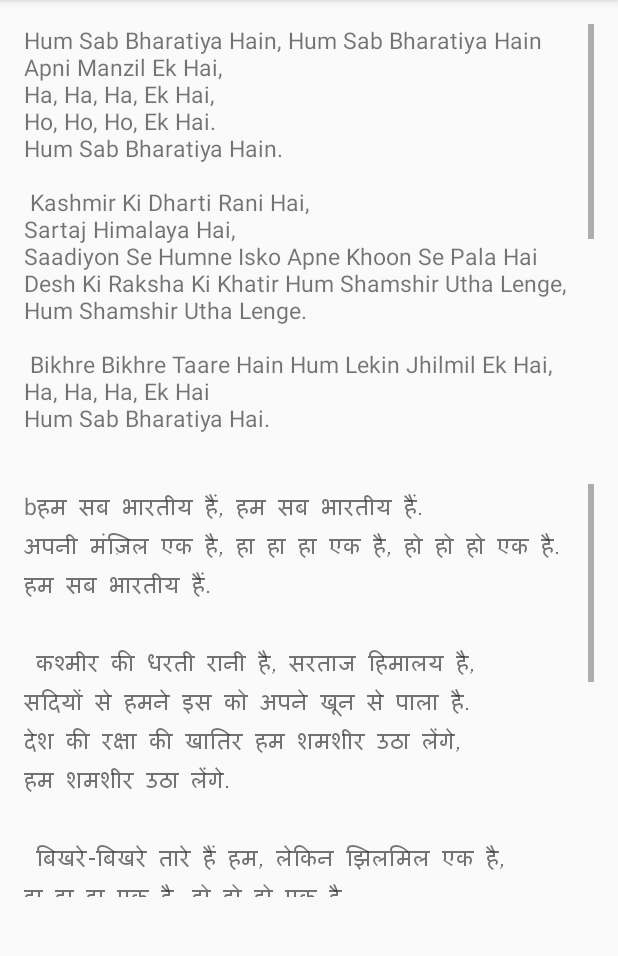
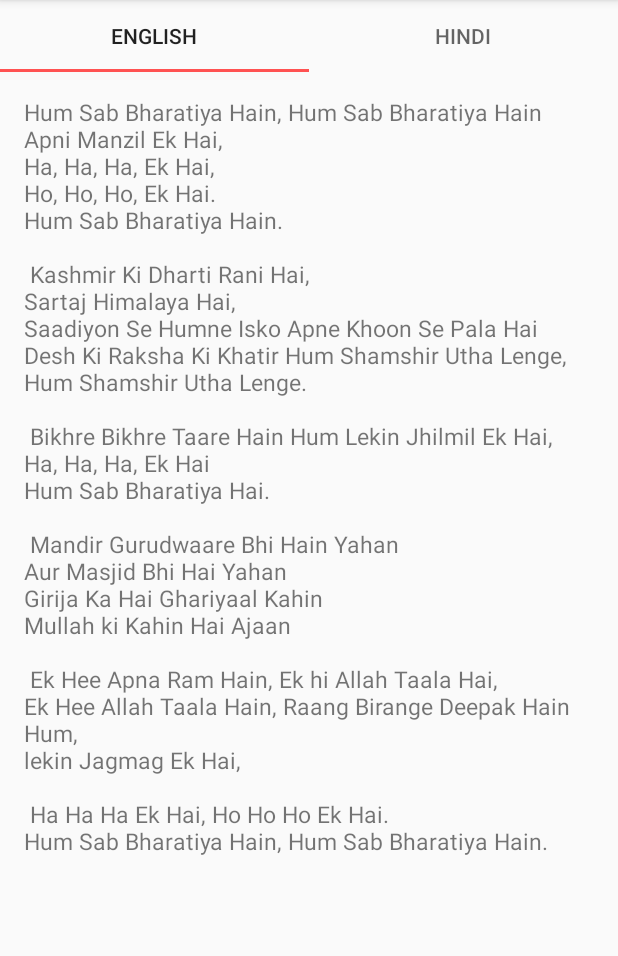
Before and after one commit to Gamingdronzz/JKNCCDirectorate, an Android app: the fragment SongFragment shown on its own in the app's theme, on a phone screen of 412 x 824 dp, the part 84-1040 px from its top. Run offline under Robolectric (Android 15) with nearby library versions, the phone set to English and light mode, and no system bars; 2 statements that could not run were skipped.

Commit message:
Song fragment tabbed

```diff
--- a/app/src/main/java/com/jknccdirectorate/Fragment/SongFragment.java
+++ b/app/src/main/java/com/jknccdirectorate/Fragment/SongFragment.java
@@ -1,22 +1,25 @@
 package com.jknccdirectorate.Fragment;
 
 
-import android.graphics.Typeface;
 import android.os.Bundle;
+import android.support.design.widget.TabLayout;
 import android.support.v4.app.Fragment;
-import android.text.method.ScrollingMovementMethod;
+import android.support.v4.view.ViewPager;
 import android.view.LayoutInflater;
 import android.view.View;
 import android.view.ViewGroup;
-import android.widget.TextView;
 
 import com.jknccdirectorate.Activity.MainActivity;
 import com.jknccdirectorate.R;
+import com.jknccdirectorate.Tabs.Pager;
 
 /**
  * A simple {@link Fragment} subclass.
  */
-public class SongFragment extends Fragment {
+public class SongFragment extends Fragment implements TabLayout.OnTabSelectedListener {
+
+    private TabLayout tabLayout;
+    private ViewPager viewPager;
 
 
     public SongFragment() {
@@ -28,13 +31,28 @@ public class SongFragment extends Fragment {
     public View onCreateView(LayoutInflater inflater, ViewGroup container,
                              Bundle savedInstanceState) {
         View view = inflater.inflate(R.layout.fragment_song, container, false);
-        TextView hindi = (TextView) view.findViewById(R.id.hindiSong);
-        TextView english = (TextView) view.findViewById(R.id.englishSong);
-        Typeface fontHindi = Typeface.createFromAsset(getContext().getAssets(), "MANGAL.TTF");
-        hindi.setTypeface(fontHindi);
-        hindi.setMovementMethod(new ScrollingMovementMethod());
-        english.setMovementMethod(new ScrollingMovementMethod());
+        tabLayout = (TabLayout) view.findViewById(R.id.tabLayout);
+        viewPager = (ViewPager) view.findViewById(R.id.viewPagerLayout);
+        setUpTabLayout();
         return view;
+    }
+
+    private void setUpTabLayout() {
+
+        tabLayout.addOnTabSelectedListener(this);
+        tabLayout.addTab(tabLayout.newTab());
+        tabLayout.addTab(tabLayout.newTab());
+        tabLayout.setTabGravity(TabLayout.GRAVITY_FILL);
+        tabLayout.getTabAt(0).setText("English");
+        tabLayout.getTabAt(1).setText("Hindi");
+
+        Pager adapter = new Pager(getActivity().getSupportFragmentManager(), tabLayout.getTabCount());
+        viewPager.setAdapter(adapter);
+        viewPager.addOnPageChangeListener(new TabLayout.TabLayoutOnPageChangeListener(tabLayout));
+        viewPager.setOffscreenPageLimit(2);
+        viewPager.getAdapter().notifyDataSetChanged();
+
+
     }
 
     public void onResume() {
@@ -47,4 +65,20 @@ public class SongFragment extends Fragment {
         super.onStop();
         ((MainActivity) getActivity()).setActionBarTitle(getResources().getString(R.string.app_name));
     }
+
+    @Override
+    public void onTabSelected(TabLayout.Tab tab) {
+        int position = tab.getPosition();
+        viewPager.setCurrentItem(position);
+    }
+
+    @Override
+    public void onTabUnselected(TabLayout.Tab tab) {
+
+    }
+
+    @Override
+    public void onTabReselected(TabLayout.Tab tab) {
+
+    }
 }
--- /dev/null
+++ b/app/src/main/java/com/jknccdirectorate/Tabs/Pager.java
@@ -0,0 +1,41 @@
+package com.jknccdirectorate.Tabs;
+
+import android.support.v4.app.Fragment;
+import android.support.v4.app.FragmentManager;
+import android.support.v4.app.FragmentStatePagerAdapter;
+
+/**
+ * Created by hp on 14-09-2017.
+ */
+
+public class Pager extends FragmentStatePagerAdapter {
+    int tabCount;
+    TabEnglish tab1;
+    TabHindi tab2;
+
+    public Pager(FragmentManager fm, int tabCount) {
+        super(fm);
+        this.tabCount = tabCount;
+        tab1 = new TabEnglish();
+        tab2 = new TabHindi();
+    }
+
+    @Override
+    public Fragment getItem(int position) {
+        //Returning the current tabs
+        switch (position) {
+            case 0:
+                return tab1;
+            case 1:
+                return tab2;
+            default:
+                return null;
+        }
+    }
+
+    @Override
+    public int getCount() {
+        return tabCount;
+    }
+
+}
--- /dev/null
+++ b/app/src/main/java/com/jknccdirectorate/Tabs/TabEnglish.java
@@ -0,0 +1,26 @@
+package com.jknccdirectorate.Tabs;
+
+import android.os.Bundle;
+import android.support.annotation.Nullable;
+import android.support.v4.app.Fragment;
+import android.view.LayoutInflater;
+import android.view.View;
+import android.view.ViewGroup;
+
+import com.jknccdirectorate.R;
+
+/**
+ * Created by hp on 14-09-2017.
+ */
+
+public class TabEnglish extends Fragment {
+    public TabEnglish() {
+    }
+
+    @Nullable
+    @Override
+    public View onCreateView(LayoutInflater inflater, @Nullable ViewGroup container, @Nullable Bundle savedInstanceState) {
+        View view = inflater.inflate(R.layout.tab_english, container, false);
+        return view;
+    }
+}
--- /dev/null
+++ b/app/src/main/java/com/jknccdirectorate/Tabs/TabHindi.java
@@ -0,0 +1,31 @@
+package com.jknccdirectorate.Tabs;
+
+import android.graphics.Typeface;
+import android.os.Bundle;
+import android.support.annotation.Nullable;
+import android.support.v4.app.Fragment;
+import android.view.LayoutInflater;
+import android.view.View;
+import android.view.ViewGroup;
+import android.widget.TextView;
+
+import com.jknccdirectorate.R;
+
+/**
+ * Created by hp on 14-09-2017.
+ */
+
+public class TabHindi extends Fragment {
+    public TabHindi() {
+    }
+
+    @Nullable
+    @Override
+    public View onCreateView(LayoutInflater inflater, @Nullable ViewGroup container, @Nullable Bundle savedInstanceState) {
+        View view = inflater.inflate(R.layout.tab_hindi, container, false);
+        TextView hindi = (TextView) view.findViewById(R.id.hindiSong);
+        Typeface fontHindi = Typeface.createFromAsset(getContext().getAssets(), "MANGAL.TTF");
+        hindi.setTypeface(fontHindi);
+        return view;
+    }
+}
--- a/app/src/main/res/layout/fragment_song.xml
+++ b/app/src/main/res/layout/fragment_song.xml
@@ -1,4 +1,5 @@
 <LinearLayout xmlns:android="http://schemas.android.com/apk/res/android"
+    xmlns:app="http://schemas.android.com/apk/res-auto"
     xmlns:tools="http://schemas.android.com/tools"
     android:layout_width="match_parent"
     android:layout_height="match_parent"
@@ -6,42 +7,19 @@
     android:weightSum="10"
     tools:context="com.jknccdirectorate.Fragment.SongFragment">
 
-    <!-- TODO: Update blank fragment layout -->
-    <!--<TextView
+    <android.support.design.widget.TabLayout
+        android:id="@+id/tabLayout"
         android:layout_width="match_parent"
-        android:layout_height="0dp"
-        android:layout_weight="1"
-        android:paddingTop="@dimen/activity_vertical_margin"
-        android:text="ENGLISH SONG"
-        android:textAlignment="center" />
--->
-    <TextView
-        android:id="@+id/englishSong"
-        android:layout_width="match_parent"
-        android:layout_height="0dp"
-        android:layout_weight="4"
-        android:padding="@dimen/activity_vertical_margin"
-        android:scrollbars="vertical"
-        android:text="@string/song_content_english"
-        android:textSize="@dimen/text_15" />
-
-    <!-- <TextView
-         android:layout_width="match_parent"
-         android:layout_height="0dp"
-         android:layout_weight="1"
-         android:paddingTop="@dimen/activity_vertical_margin"
-         android:text="HINDI SONG"
-         android:textAlignment="center" />
- -->
-    <TextView
-        android:id="@+id/hindiSong"
-        android:layout_width="match_parent"
-        android:layout_height="0dp"
-        android:layout_weight="4"
-        android:padding="@dimen/activity_vertical_margin"
-        android:scrollbars="vertical"
-        android:text="@string/song_content_hindi"
-        android:textSize="@dimen/text_15" />
+        android:layout_height="wrap_content"
+        app:tabMode="fixed"
+        android:layout_alignParentTop="true"
+        app:tabGravity="center" />
 
 
+    <android.support.v4.view.ViewPager
+        android:id="@+id/viewPagerLayout"
+        android:layout_width="match_parent"
+        android:layout_height="wrap_content"
+         />
+
 </LinearLayout>
--- /dev/null
+++ b/app/src/main/res/layout/tab_english.xml
@@ -0,0 +1,14 @@
+<?xml version="1.0" encoding="utf-8"?>
+<ScrollView xmlns:android="http://schemas.android.com/apk/res/android"
+    android:layout_width="match_parent"
+    android:layout_height="match_parent">
+
+    <TextView
+        android:id="@+id/englishSong"
+        android:layout_width="match_parent"
+        android:layout_height="match_parent"
+        android:padding="@dimen/activity_vertical_margin"
+        android:text="@string/song_content_english"
+        android:textSize="@dimen/text_15" />
+
+</ScrollView>
--- /dev/null
+++ b/app/src/main/res/layout/tab_hindi.xml
@@ -0,0 +1,15 @@
+<?xml version="1.0" encoding="utf-8"?>
+<ScrollView xmlns:android="http://schemas.android.com/apk/res/android"
+    android:layout_width="match_parent"
+    android:layout_height="match_parent">
+
+    <TextView
+        android:id="@+id/hindiSong"
+        android:layout_width="match_parent"
+        android:layout_height="match_parent"
+        android:padding="@dimen/activity_vertical_margin"
+        android:text="@string/song_content_hindi"
+        android:textSize="@dimen/text_20" />
+
+
+</ScrollView>
--- a/app/src/main/res/values/strings.xml
+++ b/app/src/main/res/values/strings.xml
@@ -65,11 +65,11 @@ To create suitable environment to motivate the youth to take up a career in the
         Ha Ha Ha Ek Hai, Ho Ho Ho Ek Hai.\nHum Sab Bharatiya Hain, Hum Sab Bharatiya Hain.\n
 </string>
 
-    <string name="song_content_hindi">\bहम सब भारतीय हैं, हम सब भारतीय हैं.\nअपनी मंज़िल एक है, हा हा हा एक है, हो हो हो एक है.\nहम सब भारतीय हैं.\n\n
-        कश्मीर की धरती रानी है, सरताज हिमालय है,\nसदियों से हमने इस को अपने खून से पाला है.\nदेश की रक्षा की खातिर हम शमशीर उठा लेंगे,\nहम शमशीर उठा लेंगे.\n\n
-        बिखरे-बिखरे तारे हैं हम, लेकिन झिलमिल एक है,\nहा हा हा एक है, हो हो हो एक है,\nहम सब भारतीय है.\n\n
+    <string name="song_content_hindi">हम सब भारतीय हैं, हम सब भारतीय हैं|\nअपनी मंज़िल एक है, हा हा हा एक है, हो हो हो एक है|\nहम सब भारतीय हैं|\n\n
+        कश्मीर की धरती रानी है, सरताज हिमालय है,\nसदियों से हमने इस को अपने खून से पाला है|\nदेश की रक्षा की खातिर हम शमशीर उठा लेंगे,\nहम शमशीर उठा लेंगे|\n\n
+        बिखरे-बिखरे तारे हैं हम, लेकिन झिलमिल एक है,\nहा हा हा एक है, हो हो हो एक है,\nहम सब भारतीय है|\n\n
         मंदिर, गुरूद्वारे भी हैं यहाँ, और मस्जिद भी है यहाँ,\nिरिजा का है घड़ियाल कहीं मुल्ला की कहीं है अजां\n\n
-        एक ही अपना राम हैं, एक ही अल्लाह ताला है,\nएक ही अल्लाह ताला हैं.\nरंग बिरंगे दीपक हैं हम, लेकिन जगमग एक है,\n\n
-        हा हा हा एक है, हो हो हो एक है.\nहम सब भारतीय हैं, हम सब भारतीय हैं</string>
+        एक ही अपना राम हैं, एक ही अल्लाह ताला है,\nएक ही अल्लाह ताला हैं|\nरंग बिरंगे दीपक हैं हम, लेकिन जगमग एक है,\n\n
+        हा हा हा एक है, हो हो हो एक है|\nहम सब भारतीय हैं, हम सब भारतीय हैं</string>
 
 </resources>
```
